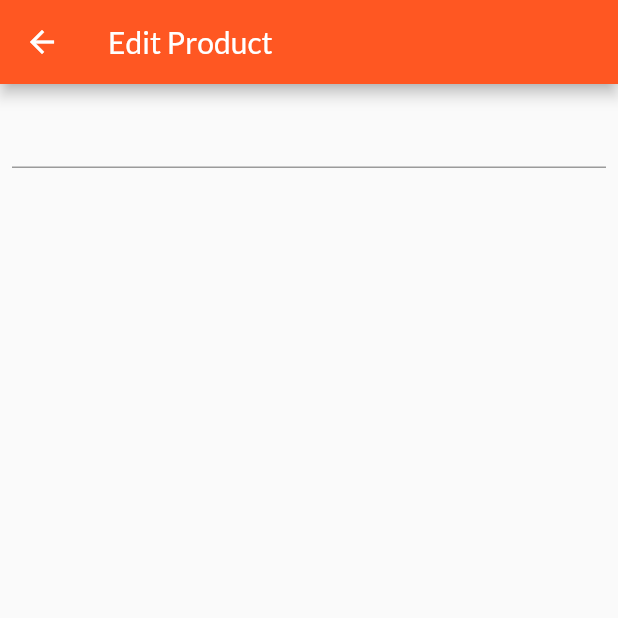
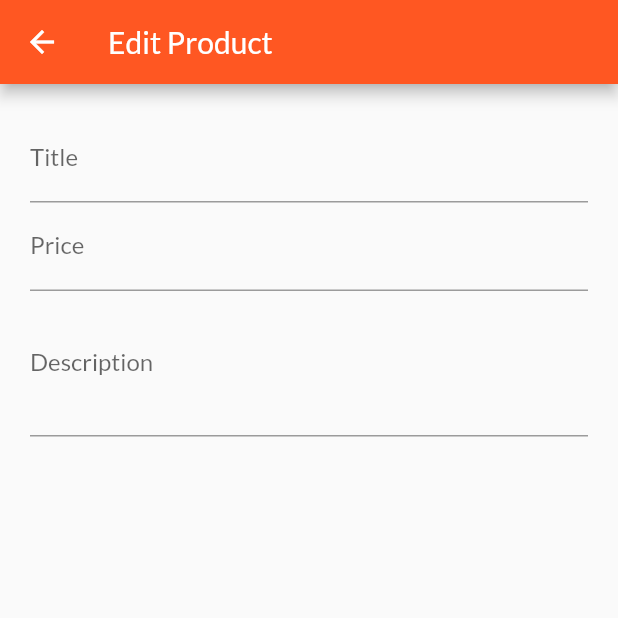
Before and after one commit to shimonster/shop_app, a Flutter app: the EditProductsScreen screen opened by its route, on a phone screen of 412 x 824 dp, the top half of it. Run offline on Flutter 3.47's test engine with Material 2 defaults, Android fonts, the phone set to English and light mode, and no system bars; network calls fail.

Commit message:
created the user products screen with the user's products and started on an edit/create product screen form (finished)

```diff
--- a/lib/screens/edit_product_screen.dart
+++ b/lib/screens/edit_product_screen.dart
@@ -2,11 +2,15 @@ import 'package:flutter/material.dart';
 
 class EditProductsScreen extends StatefulWidget {
   static const routeName = '/EditProductsScreen';
+
   @override
   _EditProductsScreenState createState() => _EditProductsScreenState();
 }
 
 class _EditProductsScreenState extends State<EditProductsScreen> {
+  final _priceFocusNode = FocusNode();
+  final _descriptionFocusNode = FocusNode();
+
   @override
   Widget build(BuildContext context) {
     return Scaffold(
@@ -14,10 +18,38 @@ class _EditProductsScreenState extends State<EditProductsScreen> {
         title: Text('Edit Product'),
       ),
       body: Padding(
-        padding: EdgeInsets.all(8),
+        padding: EdgeInsets.all(20),
         child: Form(
-          child: TextFormField(
-
+          child: ListView(
+            children: <Widget>[
+              TextFormField(
+                decoration: InputDecoration(
+                  labelText: 'Title',
+                ),
+                textInputAction: TextInputAction.next,
+                onFieldSubmitted: (_) {
+                  FocusScope.of(context).requestFocus(_priceFocusNode);
+                },
+              ),
+              TextFormField(
+                decoration: InputDecoration(
+                  labelText: 'Price',
+                ),
+                textInputAction: TextInputAction.next,
+                keyboardType: TextInputType.number,
+                focusNode: _priceFocusNode,
+                onFieldSubmitted: (_) {
+                  FocusScope.of(context).requestFocus(_descriptionFocusNode);
+                },
+              ),
+              TextFormField(
+                decoration: InputDecoration(
+                  labelText: 'Description',
+                ),
+                maxLines: 3,
+                focusNode: _descriptionFocusNode,
+              ),
+            ],
           ),
         ),
       ),
--- a/lib/screens/orders_screen.dart
+++ b/lib/screens/orders_screen.dart
@@ -1,6 +1,7 @@
 import 'package:flutter/material.dart';
 import 'package:provider/provider.dart';
 
+import '../widgets/app_drawer.dart';
 import '../providers/orders.dart';
 import '../widgets/order_item.dart';
 
@@ -15,6 +16,7 @@ class OrdersScreen extends StatelessWidget {
       appBar: AppBar(
         title: Text('Orders'),
       ),
+      drawer: AppDrawer(),
       body: ListView.builder(
         itemCount: orders.length,
         itemBuilder: (ctx, i) => OrderItem(orders[i]),
--- a/lib/screens/show_products_screen.dart
+++ b/lib/screens/show_products_screen.dart
@@ -4,7 +4,7 @@ import 'package:provider/provider.dart';
 import './cart_screen.dart';
 import '../widgets/icon_badge.dart';
 import '../widgets/products_grid.dart';
-import '../widgets/drawer.dart';
+import '../widgets/app_drawer.dart';
 import '../providers/cart.dart';
 
 enum FilterSelected {
@@ -23,7 +23,7 @@ class _ShowProductsScreenState extends State<ShowProductsScreen> {
   @override
   Widget build(BuildContext context) {
     return Scaffold(
-      drawer: ProductsScreenDrawer(),
+      drawer: AppDrawer(),
       appBar: AppBar(
         title: Text('Products'),
         actions: <Widget>[
```
Also changed, not shown: lib/screens/user_products_screen.dart (+27 -3 lines), lib/widgets/app_drawer.dart (added, +40 -0 lines), lib/widgets/drawer.dart (deleted, +0 -41 lines), lib/widgets/user_product_item.dart (added, +38 -0 lines).
